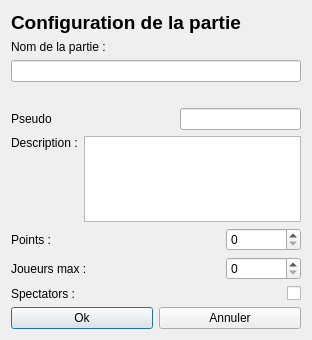
kaosphere/Warhole, file warhole/UI/gameconfiguratordialog.ui: the form before one commit.
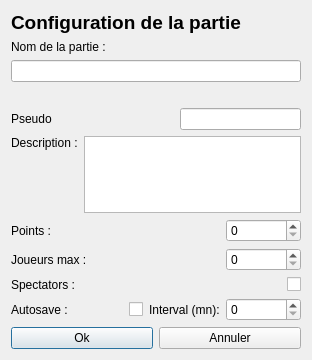
The form after the commit.

Commit message: Adding autosave capability

What changed in the file:
```diff
--- a/warhole/UI/gameconfiguratordialog.ui
+++ b/warhole/UI/gameconfiguratordialog.ui
@@ -7,7 +7,7 @@
     <x>0</x>
     <y>0</y>
     <width>312</width>
-    <height>340</height>
+    <height>360</height>
    </rect>
   </property>
   <property name="windowTitle">
@@ -220,6 +220,50 @@
      </item>
     </layout>
    </item>
+   <item>
+    <layout class="QHBoxLayout" name="horizontalLayout_7">
+     <item>
+      <widget class="QLabel" name="label_8">
+       <property name="text">
+        <string>Autosave :</string>
+       </property>
+      </widget>
+     </item>
+     <item>
+      <widget class="QCheckBox" name="autosaveCheck">
+       <property name="layoutDirection">
+        <enum>Qt::RightToLeft</enum>
+       </property>
+       <property name="text">
+        <string/>
+       </property>
+       <property name="tristate">
+        <bool>false</bool>
+       </property>
+      </widget>
+     </item>
+     <item>
+      <widget class="QLabel" name="label_9">
+       <property name="text">
+        <string>Interval (mn):</string>
+       </property>
+      </widget>
+     </item>
+     <item>
+      <widget class="QSpinBox" name="autosaveInterval">
+       <property name="minimumSize">
+        <size>
+         <width>75</width>
+         <height>0</height>
+        </size>
+       </property>
+       <property name="maximum">
+        <number>999999999</number>
+       </property>
+      </widget>
+     </item>
+    </layout>
+   </item>
    <item>
     <layout class="QHBoxLayout" name="horizontalLayout_6">
      <item>
```
The commit also changes 6 other files.
